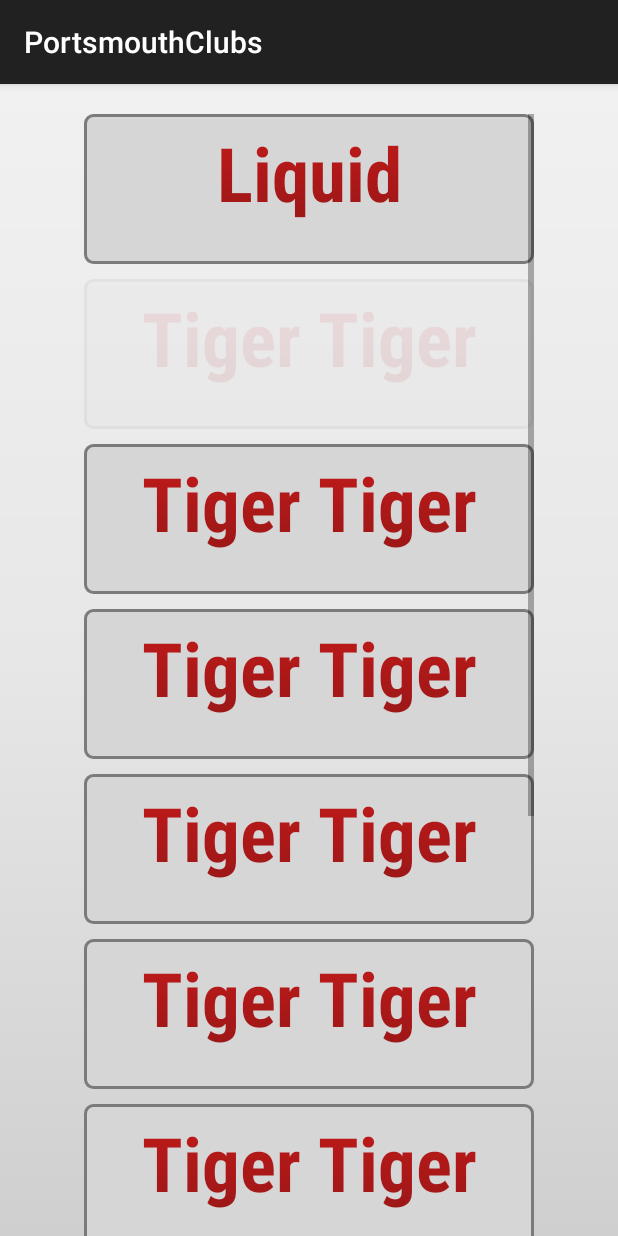
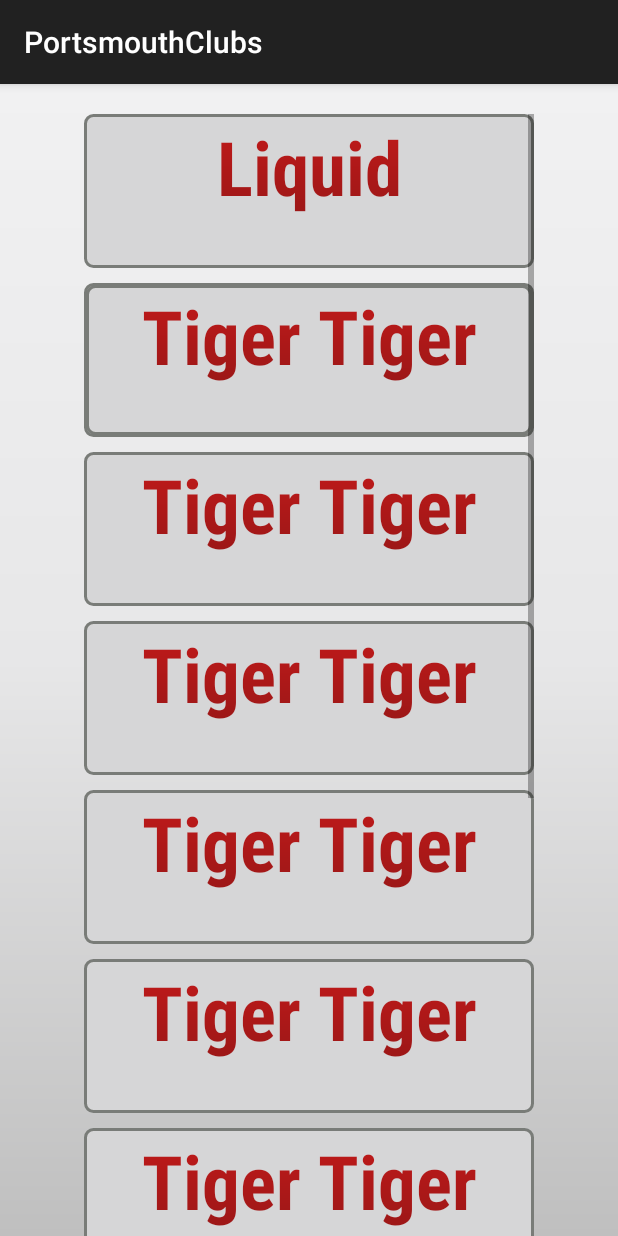
Before and after one commit to harrydet/GoOut, an Android app: the PortsmouthClubs screen opened directly, with no data from a screen before it, after a tap on "Tiger Tiger", on a phone screen of 412 x 824 dp. Run offline under Robolectric (Android 15) with nearby library versions, the phone set to English and light mode, and no system bars.

Commit message:
No color anim. Need club activity.

```diff
--- a/app/build.gradle
+++ b/app/build.gradle
@@ -5,7 +5,7 @@ android {
     buildToolsVersion "19.0.0"
 
     defaultConfig {
-        minSdkVersion 8
+        minSdkVersion 11
         targetSdkVersion 19
         versionCode 1
         versionName "1.0"
--- a/app/src/main/java/com/example/gooutportsmouth/app/LazyAdapter.java
+++ b/app/src/main/java/com/example/gooutportsmouth/app/LazyAdapter.java
@@ -14,6 +14,7 @@ import android.view.LayoutInflater;
 import android.view.View;
 import android.view.ViewGroup;
 import android.widget.BaseAdapter;
+import android.widget.ImageView;
 import android.widget.TextView;
 
 import java.util.ArrayList;
@@ -49,6 +50,10 @@ public class LazyAdapter extends BaseAdapter {
 
         TextView name = (TextView) vi.findViewById(R.id.club_name);
         name.setText(data.get(position));
+
+        ImageView secondLayer = (ImageView) vi.findViewById(R.id.second_layer);
+        secondLayer.setAlpha(0.0f);
+
         int[] color = {Color.rgb(196, 26, 26), Color.rgb(115, 20, 20)};
         float[] place = {0, 1};
         Shader.TileMode tile_mode0 = Shader.TileMode.REPEAT; // or TileMode.REPEAT;
--- a/app/src/main/java/com/example/gooutportsmouth/app/PortsmouthClubs.java
+++ b/app/src/main/java/com/example/gooutportsmouth/app/PortsmouthClubs.java
@@ -2,10 +2,10 @@ package com.example.gooutportsmouth.app;
 
 import android.os.Bundle;
 import android.support.v7.app.ActionBarActivity;
+import android.util.Log;
 import android.view.View;
 import android.view.Window;
 import android.view.animation.Animation;
-import android.view.animation.AnimationUtils;
 import android.widget.AdapterView;
 import android.widget.ListView;
 
@@ -27,8 +27,9 @@ public class PortsmouthClubs extends ActionBarActivity implements AdapterView.On
 
         setContentView(R.layout.activity_portsmouth_clubs);
 
+
         clubs = new ArrayList<String>();
-        animAlpha = AnimationUtils.loadAnimation(this, R.anim.anim_alpha);
+
 
         clubs.add("Liquid");
         clubs.add("Tiger Tiger");
@@ -53,6 +54,9 @@ public class PortsmouthClubs extends ActionBarActivity implements AdapterView.On
 
     @Override
     public void onItemClick(AdapterView<?> parent, View view, int position, long id) {
-        view.startAnimation(animAlpha);
+        Log.e("MESSAGE", Integer.toString(position));
+        view.findViewById(R.id.second_layer).setAlpha(1f);
+        Log.e("Alpha", Float.toString(view.findViewById(R.id.second_layer).getAlpha()));
     }
+
 }
--- /dev/null
+++ b/app/src/main/res/anim/anim_alpha_color.xml
@@ -0,0 +1,11 @@
+<?xml version="1.0" encoding="utf-8"?>
+<set xmlns:android="http://schemas.android.com/apk/res/android"
+    android:interpolator="@android:anim/linear_interpolator">
+    <alpha
+        android:fromAlpha="0.1"
+        android:toAlpha="1"
+        android:duration="500"
+        android:repeatCount="1"
+        android:repeatMode="reverse" />
+
+</set>
--- a/app/src/main/res/drawable-hdpi/list_background.xml
+++ b/app/src/main/res/drawable-hdpi/list_background.xml
@@ -6,7 +6,7 @@
     <gradient
         android:startColor="#f1f1f2"
         android:centerColor="#e7e7e8"
-        android:endColor="#cfcfcf"
+        android:endColor="#ffbfbfbf"
         android:angle="270" />
 
 </shape>
--- /dev/null
+++ b/app/src/main/res/drawable-hdpi/row_background_color.xml
@@ -0,0 +1,24 @@
+<?xml version="1.0" encoding="utf-8"?>
+<layer-list xmlns:android="http://schemas.android.com/apk/res/android">
+    <item
+        android:bottom="2dp"
+        android:left="2dp"
+        android:right="2dp"
+        android:top="2dp">
+        <bitmap android:src="@drawable/liquidold">
+
+        </bitmap>
+    </item>
+    <item>
+        <shape
+            android:shape="rectangle"
+            android:innerRadius="5dp">
+            <corners android:radius="5dp" />
+            <stroke
+                android:color="#ff797c78"
+                android:width="2dp" />
+        </shape>
+
+
+    </item>
+</layer-list>
--- a/app/src/main/res/layout/list_row.xml
+++ b/app/src/main/res/layout/list_row.xml
@@ -4,7 +4,14 @@
     android:layout_height="60dp"
     android:orientation="horizontal"
     android:background="@drawable/row_background"
-    android:padding="5dip">
+    android:padding="1dip">
+
+    <ImageView
+        android:id="@+id/second_layer"
+        android:layout_width="fill_parent"
+        android:layout_height="fill_parent"
+        android:background="@drawable/row_background_color"
+        android:padding="0dp" />
 
     <TextView
         android:id="@+id/club_name"
```
